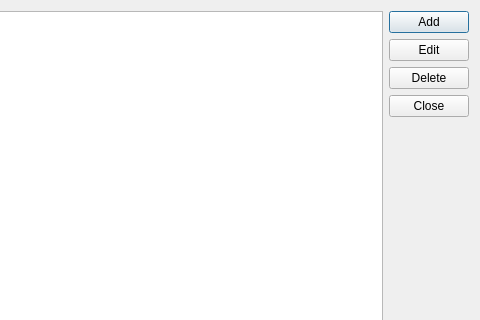
Before: the Qt Designer form src/recurringdialog.ui in ZcashFoundation/zecwallet, drawn with Qt 5; both pictures show x 121 to 601 and y 0 to 320 of the 601 by 438 pixel window.
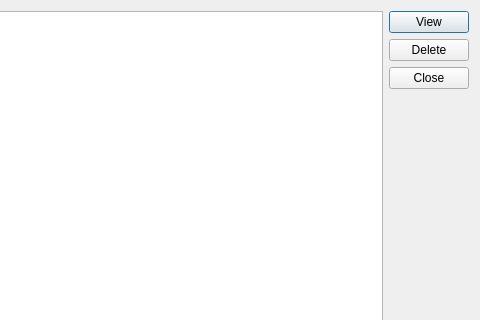
After: the same form once the commit is applied.

Patch:
```diff
--- a/src/recurringdialog.ui
+++ b/src/recurringdialog.ui
@@ -22,19 +22,12 @@
      <item>
       <widget class="QPushButton" name="pushButton">
        <property name="text">
-        <string>Add</string>
+        <string>View</string>
        </property>
       </widget>
      </item>
      <item>
-      <widget class="QPushButton" name="pushButton_2">
-       <property name="text">
-        <string>Edit</string>
-       </property>
-      </widget>
-     </item>
-     <item>
-      <widget class="QPushButton" name="pushButton_3">
+      <widget class="QPushButton" name="btnDelete">
        <property name="text">
         <string>Delete</string>
        </property>
```
Left out of the diff: 14 changed lines with no effect on the pictures.
